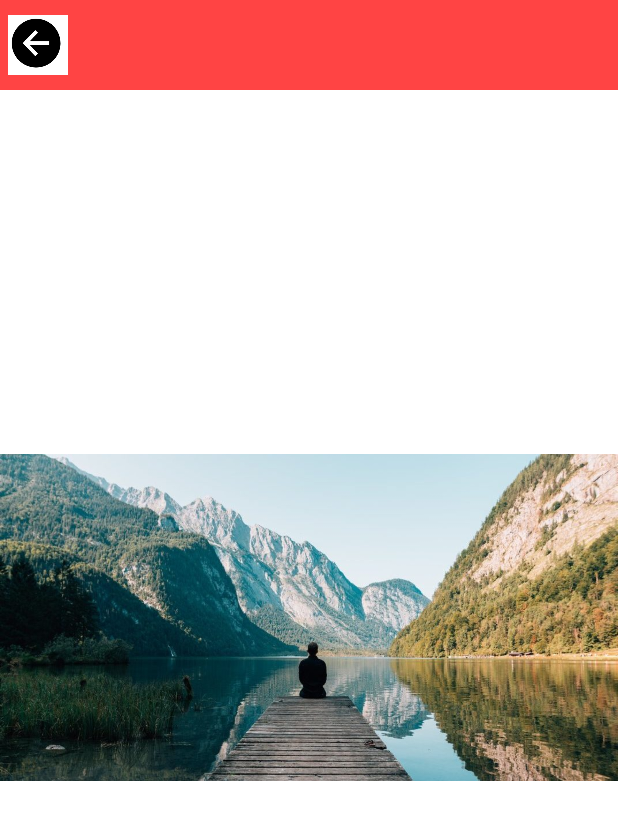
After one commit to sevndl/dev-mobile-android, an Android app: the ProfileActivity screen opened directly, with no data from a screen before it, on a phone screen of 412 x 824 dp. The commit adds this screen. Shown: the top 820 px of the screen. Run offline under Robolectric (Android 15) with nearby library versions, the phone set to English and light mode, and no system bars; 1 statement that could not run was skipped.

Commit message:
page liste Etudiant + profil (en cours)
Etape suivante : gérer les photos affichées

```diff
--- a/app/src/main/AndroidManifest.xml
+++ b/app/src/main/AndroidManifest.xml
@@ -9,7 +9,8 @@
         android:roundIcon="@mipmap/ic_launcher_round"
         android:supportsRtl="true"
         android:theme="@style/Theme.Shop">
-        <activity android:name=".CategoriesActivity"></activity>
+        <activity android:name=".ProfileActivity"></activity>
+        <activity android:name=".CategoriesActivity" />
         <activity android:name=".GroupeActivity" />
         <activity android:name=".HomeActivity" />
         <activity android:name=".SplashActivity">
--- /dev/null
+++ b/app/src/main/java/fr/epsi/shop/ProfileActivity.java
@@ -0,0 +1,32 @@
+package fr.epsi.shop;
+
+import androidx.appcompat.app.AppCompatActivity;
+
+import android.content.Intent;
+import android.os.Bundle;
+import android.view.View;
+import android.widget.ImageView;
+
+public class ProfileActivity extends EpsiActivity {
+
+    public static void displayActivity(EpsiActivity activity, String title, String photo) {
+        Intent intent = new Intent(activity, ProfileActivity.class);
+        intent.putExtra("title", title);
+        activity.startActivity(intent);
+    }
+
+    @Override
+    protected void onCreate(Bundle savedInstanceState) {
+        super.onCreate(savedInstanceState);
+        setContentView(R.layout.activity_profile);
+
+        String title = getIntent().getExtras().getString("title","");
+        showBack();
+        setTitle(title);
+
+        ImageView imageView = findViewById(R.id.photo);
+
+
+
+    }
+}
--- /dev/null
+++ b/app/src/main/res/layout/activity_profile.xml
@@ -0,0 +1,21 @@
+<?xml version="1.0" encoding="utf-8"?>
+<RelativeLayout xmlns:android="http://schemas.android.com/apk/res/android"
+    xmlns:tools="http://schemas.android.com/tools"
+    android:layout_width="match_parent"
+    android:layout_height="match_parent"
+    tools:context=".ProfileActivity">
+    <include
+        android:layout_width="match_parent"
+        android:layout_height="wrap_content"
+        layout="@layout/layout_header"/>
+
+    <ImageView
+        android:id="@+id/photo"
+        android:layout_centerInParent="true"
+        android:layout_width="match_parent"
+        android:layout_height="wrap_content"
+        android:adjustViewBounds="true"
+        android:src="@drawable/photo"/>
+
+
+</RelativeLayout>
```
Also changed, not shown: app/src/main/java/fr/epsi/shop/GroupeActivity.java (+22 -2 lines), app/src/main/res/layout/activity_groupe.xml (+20 -4 lines), app/src/main/res/drawable/photo.jpg (added), app/src/main/res/drawable/photo2.jpg (added).
